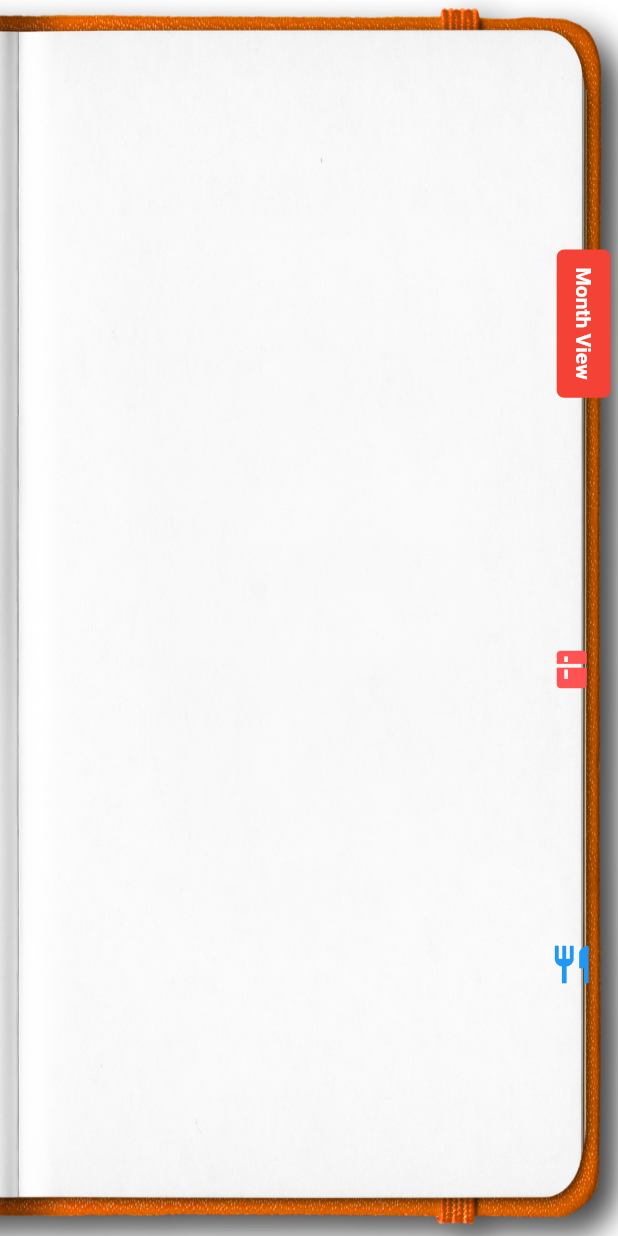
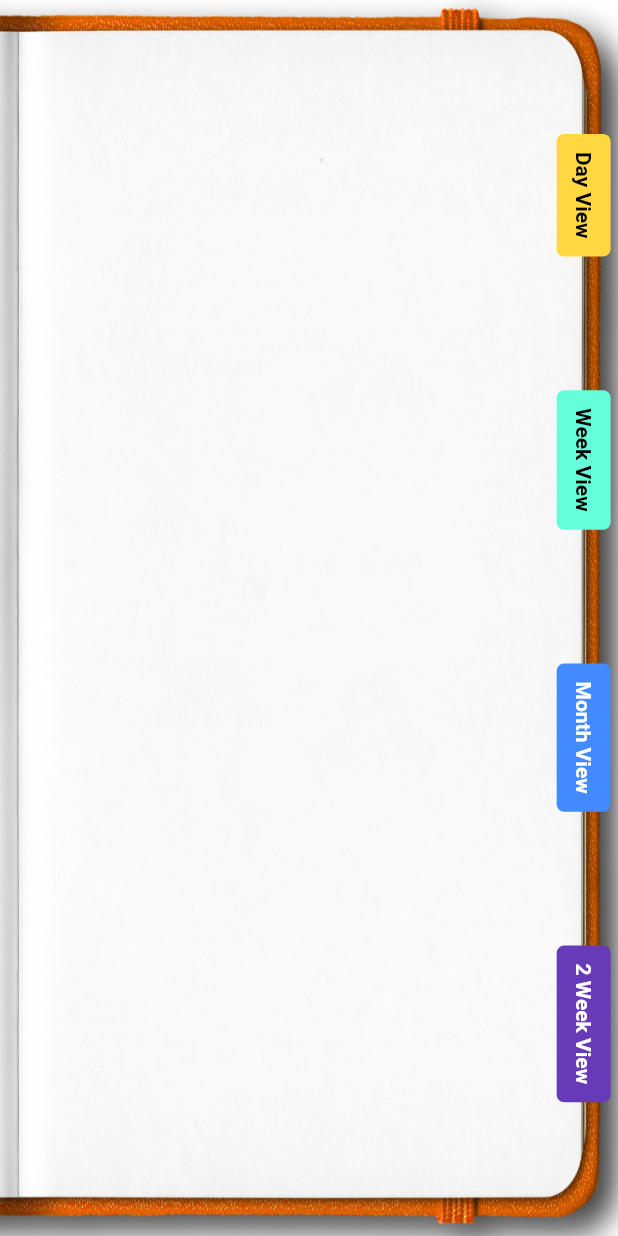
Before and after one commit to zmoghbel/ziba-life-planner, a Flutter app: the screen it shows after launch, on a phone screen of 412 x 824 dp. Run offline on Flutter 3.47's test engine with Material 2 defaults, Android fonts, the phone set to English and light mode, and no system bars; our stand-ins replace shimmer, table_calendar; missing offline and left inert: dart:ffi.

Commit message:
add tags to our project

```diff
--- /dev/null
+++ b/lib/pages/day-tag.dart
@@ -0,0 +1,35 @@
+import 'package:flutter/material.dart';
+
+class DayTag extends StatelessWidget {
+  @override
+  Widget build(BuildContext context) {
+    return Row(
+      children: [
+        Expanded(
+          child: FlatButton(
+            onPressed: () {},
+            padding: EdgeInsets.all(0),
+            child: Container(
+              padding: EdgeInsets.fromLTRB(10, 12, 10, 12),
+              decoration: BoxDecoration(
+                color: Colors.amberAccent,
+                borderRadius: BorderRadius.all(Radius.circular(5.0)),
+              ),
+              child: RotatedBox(
+                quarterTurns: 1,
+                child: Text(
+                  'Day View',
+                  style: TextStyle(
+                    color: Colors.black,
+                    fontWeight: FontWeight.bold,
+                    fontSize: 14.0,
+                  ),
+                ),
+              ),
+            ),
+          ),
+        )
+      ],
+    );
+  }
+}
--- a/lib/pages/home-page.dart
+++ b/lib/pages/home-page.dart
@@ -2,6 +2,12 @@ import 'dart:ffi';
 
 import 'package:flutter/material.dart';
 import 'package:table_calendar/table_calendar.dart';
+import 'package:ziba_life_planner/pages/tow-week-tag.dart';
+import 'package:ziba_life_planner/pages/week-tag.dart';
+import 'month-tag.dart';
+import 'week-tag.dart';
+import 'day-tag.dart';
+import 'tow-week-tag.dart';
 
 class HomePage extends StatefulWidget {
   @override
@@ -70,53 +76,10 @@ class _HomePageState extends State<HomePage> {
                     child: Column(
                       mainAxisAlignment: MainAxisAlignment.spaceEvenly,
                       children: [
-                        Row(
-                          children: [
-                            Expanded(
-                              child: FlatButton(
-                                onPressed: () {},
-                                padding: EdgeInsets.all(0),
-                                child: Container(
-                                  padding: EdgeInsets.fromLTRB(10, 12, 10, 12),
-                                  decoration: BoxDecoration(
-                                    color: Colors.red[500],
-                                    borderRadius:
-                                        BorderRadius.all(Radius.circular(5.0)),
-                                  ),
-                                  child: RotatedBox(
-                                    quarterTurns: 1,
-                                    child: Text(
-                                      'Month View',
-                                      style: TextStyle(
-                                        color: Colors.white,
-                                        fontWeight: FontWeight.bold,
-                                        fontSize: 14.0,
-                                      ),
-                                    ),
-                                  ),
-                                ),
-                              ),
-                            )
-                          ],
-                        ),
-                        Row(
-                          children: [
-                            Icon(
-                              Icons.kitchen,
-                              color: Colors.redAccent,
-                              size: 30.0,
-                            ),
-                          ],
-                        ),
-                        Row(
-                          children: [
-                            Icon(
-                              Icons.restaurant,
-                              color: Colors.blue,
-                              size: 30.0,
-                            ),
-                          ],
-                        ),
+                        DayTag(),
+                        WeekTag(),
+                        MonthTag(),
+                        TowWeekTag(),
                       ],
                     ),
                   ),
--- /dev/null
+++ b/lib/pages/month-tag.dart
@@ -0,0 +1,35 @@
+import 'package:flutter/material.dart';
+
+class MonthTag extends StatelessWidget {
+  @override
+  Widget build(BuildContext context) {
+    return Row(
+      children: [
+        Expanded(
+          child: FlatButton(
+            onPressed: () {},
+            padding: EdgeInsets.all(0),
+            child: Container(
+              padding: EdgeInsets.fromLTRB(10, 12, 10, 12),
+              decoration: BoxDecoration(
+                color: Colors.blueAccent,
+                borderRadius: BorderRadius.all(Radius.circular(5.0)),
+              ),
+              child: RotatedBox(
+                quarterTurns: 1,
+                child: Text(
+                  'Month View',
+                  style: TextStyle(
+                    color: Colors.white,
+                    fontWeight: FontWeight.bold,
+                    fontSize: 14.0,
+                  ),
+                ),
+              ),
+            ),
+          ),
+        )
+      ],
+    );
+  }
+}
--- /dev/null
+++ b/lib/pages/tow-week-tag.dart
@@ -0,0 +1,35 @@
+import 'package:flutter/material.dart';
+
+class TowWeekTag extends StatelessWidget {
+  @override
+  Widget build(BuildContext context) {
+    return Row(
+      children: [
+        Expanded(
+          child: FlatButton(
+            onPressed: () {},
+            padding: EdgeInsets.all(0),
+            child: Container(
+              padding: EdgeInsets.fromLTRB(10, 12, 10, 12),
+              decoration: BoxDecoration(
+                color: Colors.deepPurple,
+                borderRadius: BorderRadius.all(Radius.circular(5.0)),
+              ),
+              child: RotatedBox(
+                quarterTurns: 1,
+                child: Text(
+                  '2 Week View',
+                  style: TextStyle(
+                    color: Colors.white,
+                    fontWeight: FontWeight.bold,
+                    fontSize: 14.0,
+                  ),
+                ),
+              ),
+            ),
+          ),
+        )
+      ],
+    );
+  }
+}
--- /dev/null
+++ b/lib/pages/week-tag.dart
@@ -0,0 +1,35 @@
+import 'package:flutter/material.dart';
+
+class WeekTag extends StatelessWidget {
+  @override
+  Widget build(BuildContext context) {
+    return Row(
+      children: [
+        Expanded(
+          child: FlatButton(
+            onPressed: () {},
+            padding: EdgeInsets.all(0),
+            child: Container(
+              padding: EdgeInsets.fromLTRB(10, 12, 10, 12),
+              decoration: BoxDecoration(
+                color: Colors.tealAccent,
+                borderRadius: BorderRadius.all(Radius.circular(5.0)),
+              ),
+              child: RotatedBox(
+                quarterTurns: 1,
+                child: Text(
+                  'Week View',
+                  style: TextStyle(
+                    color: Colors.black,
+                    fontWeight: FontWeight.bold,
+                    fontSize: 14.0,
+                  ),
+                ),
+              ),
+            ),
+          ),
+        )
+      ],
+    );
+  }
+}
```
